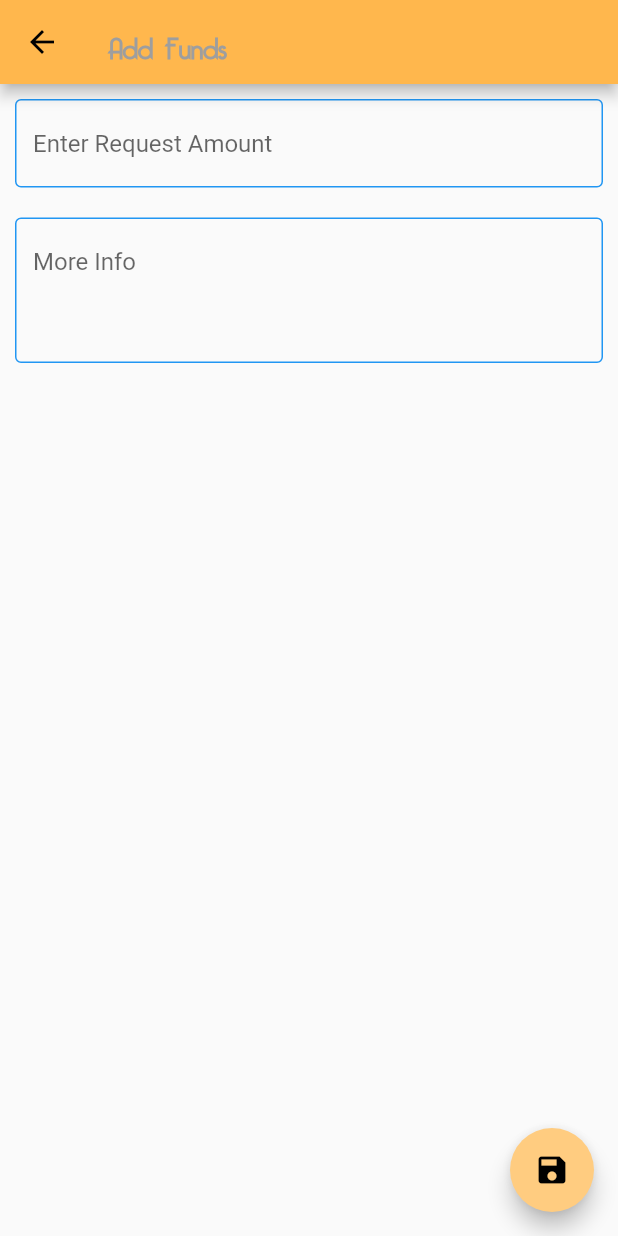
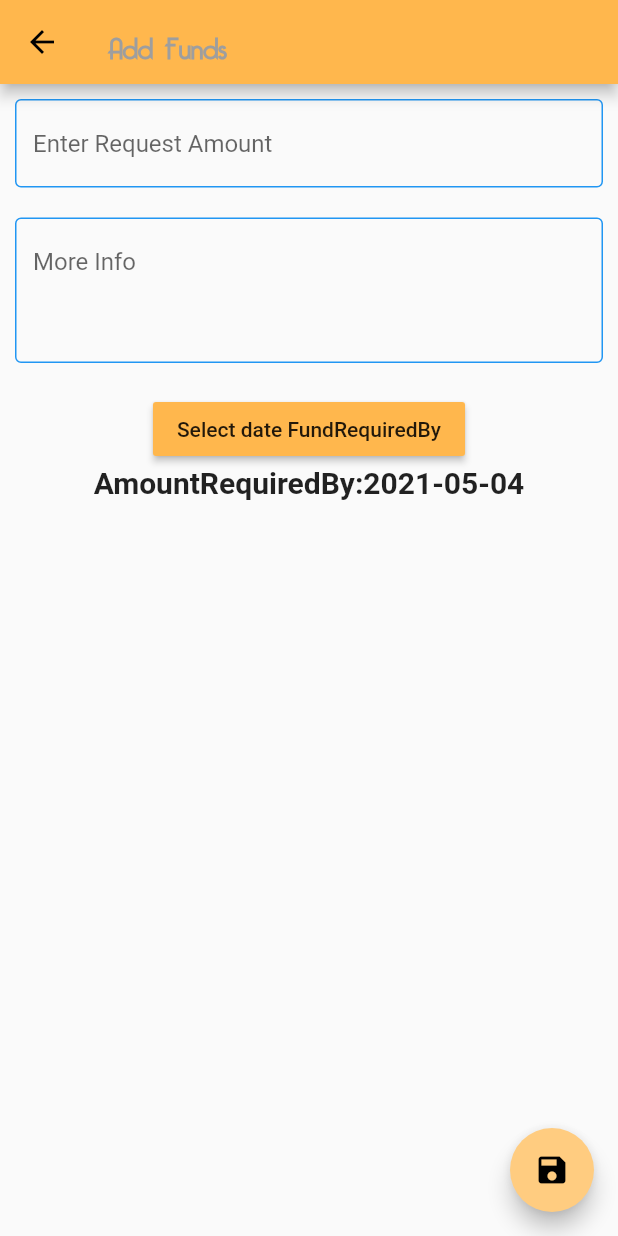
Before and after one commit to SainathChallagundla/eduempowerApp, a Flutter app: the FundRequestPage screen opened directly, on a phone screen of 412 x 824 dp. Run offline on Flutter 3.47's test engine with Material 2 defaults, Android fonts, the phone set to English and light mode, and no system bars; our stand-ins replace connectivity, expandable, file_picker, flutter_secure_storage, shared_preferences, webview_flutter; missing offline and left inert: convex_bottom_navigation; accounts and stored records are empty; network calls fail.

```diff
--- a/lib/beneficiaries/viewBeneficiarie.dart
+++ b/lib/beneficiaries/viewBeneficiarie.dart
@@ -5,6 +5,7 @@ import 'package:flutter/material.dart';
 import 'package:eduempower/helpers/httphelper.dart';
 import 'package:flutter/cupertino.dart';
 import 'package:shared_preferences/shared_preferences.dart';
+import 'package:flutter/foundation.dart' show kIsWeb;
 
 class ViewBeneficiariePage extends StatefulWidget {
   final String id;
@@ -99,7 +100,7 @@ class _ViewBeneficiariePageState extends State<ViewBeneficiariePage> {
           itemCount: beneficiarieDetails?.data?.length ?? 0,
           shrinkWrap: true,
           gridDelegate: new SliverGridDelegateWithFixedCrossAxisCount(
-              crossAxisCount: 1, childAspectRatio: 3.0),
+              crossAxisCount: 1, childAspectRatio: kIsWeb ? 10.0 : 3.0),
           itemBuilder: (BuildContext context, int index) {
             return new GestureDetector(
               child: new Container(
--- a/lib/donarHomePage.dart
+++ b/lib/donarHomePage.dart
@@ -1,6 +1,4 @@
-import 'package:eduempower/beneficiaries/beneficiarie.dart';
 import 'package:eduempower/beneficiaries/documents.dart';
-import 'package:eduempower/beneficiaries/editBeneficiarie.dart';
 import 'package:eduempower/beneficiaries/viewBeneficiarie.dart';
 import 'package:flutter/material.dart';
 import 'package:flutter/cupertino.dart';
--- a/lib/drawer/individual.dart
+++ b/lib/drawer/individual.dart
@@ -39,8 +39,8 @@ class IndividualPageState extends State<IndividualPage> {
 
   void getInit() async {
     SharedPreferences prefs = await SharedPreferences.getInstance();
-    token = await prefs.getString("token");
-    email = await prefs.getString("email");
+    token = prefs.getString("token");
+    email = prefs.getString("email");
     //token = await storage.read(key: "token");
     //email = await storage.read(key: "email");
     var item =
--- a/lib/funds/addfundRequest.dart
+++ b/lib/funds/addfundRequest.dart
@@ -19,6 +19,8 @@ class _FundRequestPageState extends State<FundRequestPage> {
   String beneficiarieID, moreInfo, status, lastUpdated, token;
   num fundRequired;
   final mainKey = GlobalKey<ScaffoldState>();
+  DateTime fundRequiredBy = DateTime.now();
+
   void getInit() async {
     SharedPreferences prefs = await SharedPreferences.getInstance();
     token = prefs.getString("token");
@@ -82,7 +84,21 @@ class _FundRequestPageState extends State<FundRequestPage> {
                             hintText: 'More Info'),
                         onChanged: (text) {
                           moreInfo = text;
-                        })
+                        }),
+                    SizedBox(
+                      height: 20.0,
+                    ),
+                    RaisedButton(
+                      color: Colors.orange[300],
+                      onPressed: () => _selectDate(context),
+                      child: Text('Select date FundRequiredBy'),
+                    ),
+                    Text(
+                      "AmountRequiredBy:${fundRequiredBy.toLocal()}"
+                          .split(' ')[0],
+                      style:
+                          TextStyle(fontSize: 20, fontWeight: FontWeight.bold),
+                    ),
                   ]))),
       floatingActionButtonLocation: FloatingActionButtonLocation.endFloat,
       floatingActionButton: FloatingActionButton(
@@ -93,11 +109,25 @@ class _FundRequestPageState extends State<FundRequestPage> {
     );
   }
 
+  Future<void> _selectDate(BuildContext context) async {
+    final DateTime picked = await showDatePicker(
+        context: context,
+        initialDate: DateTime.now(),
+        firstDate: DateTime(2015, 8),
+        lastDate: DateTime(2101));
+
+    if (picked != null && picked != fundRequiredBy)
+      setState(() {
+        fundRequiredBy = picked;
+      });
+  }
+
   Future<void> onSubmit(BuildContext context) async {
     FundRequest fundRequest = new FundRequest(
       //id: id,
       beneficiarieID: widget.id,
       fundRequired: fundRequired,
+      fundRequiredBy: fundRequiredBy.toString(),
       moreInfo: moreInfo,
       status: "active",
     );
--- a/lib/funds/viewFundDetails.dart
+++ b/lib/funds/viewFundDetails.dart
@@ -3,6 +3,7 @@ import 'package:flutter/material.dart';
 import 'package:flutter/cupertino.dart';
 import 'package:eduempower/helpers/httphelper.dart';
 import 'package:shared_preferences/shared_preferences.dart';
+import 'package:flutter/foundation.dart' show kIsWeb;
 
 class ViewFundDetailsPage extends StatefulWidget {
   final String id;
--- a/lib/funds/viewFundRequests.dart
+++ b/lib/funds/viewFundRequests.dart
@@ -105,7 +105,6 @@ class ViewFundRequestsPageState extends State<ViewFundRequestsPage> {
                               fontSize: 20, fontWeight: FontWeight.bold),
                         ),
                         Text("Info:${fundRequestData[index].moreInfo}"),
-                        Text(fundRequestData[index].id)
                       ],
                     ),
                     IconButton(
--- a/lib/helpers/httphelper.dart
+++ b/lib/helpers/httphelper.dart
@@ -249,7 +249,7 @@ class HttpHelper {
 //192.168.43.176
 class HttpEndPoints {
   static const String BASE_URL = "http://192.168.0.130:50051/";
-  // static const String BASE_URL = "http://10.0.2.2:50051/";
+  //static const String BASE_URL = "http://192.168.43.176:50051/";
 
   static const String SIGN_IN = "v1/public/user/mobile/signin";
   static const String REGISTER = "v1/public/user/register";
@@ -293,7 +293,7 @@ class HttpEndPoints {
 
   static const String GET_FUNDSBYID = "v1/fund/get/";
 
-  static const String GET_SUMMARY = "v1/user/getSummary/";
+  static const String GET_SUMMARY = "v1/user/getSummary";
 
   static const String ADD_FUNDREQUEST = "/v1/benificiare/fundrequest/add";
 
--- a/lib/models/fundRequest.dart
+++ b/lib/models/fundRequest.dart
@@ -2,6 +2,7 @@ class FundRequest {
   final String id;
   final String beneficiarieID;
   final num fundRequired;
+  final String fundRequiredBy;
   final String moreInfo;
   final String lastUpdated;
   final String status;
@@ -10,6 +11,7 @@ class FundRequest {
       {this.id,
       this.beneficiarieID,
       this.fundRequired,
+      this.fundRequiredBy,
       this.moreInfo,
       this.lastUpdated,
       this.status});
@@ -18,6 +20,7 @@ class FundRequest {
     return FundRequest(
         id: json['id'],
         beneficiarieID: json['beneficiarieID'],
+        fundRequiredBy: json["fundRequiredBy"],
         fundRequired: json['fundRequired'],
         moreInfo: json['moreInfo'],
         status: json['status'],
@@ -28,6 +31,7 @@ class FundRequest {
     map["id"] = id;
     map["beneficiarieID"] = beneficiarieID;
     map["fundRequired"] = fundRequired;
+    map["fundRequiredBy"] = fundRequiredBy;
     map["moreInfo"] = moreInfo;
     map["status"] = status;
     map["lastUpdated"] = lastUpdated;
@@ -38,6 +42,7 @@ class FundRequest {
         "id": id,
         "beneficiarieID": beneficiarieID,
         "fundRequired": fundRequired,
+        "fundRequiredBy": fundRequiredBy,
         "moreInfo": moreInfo,
         "status": status,
         "lastUpdated": lastUpdated,
--- a/pubspec.yaml
+++ b/pubspec.yaml
@@ -38,6 +38,8 @@ dependencies:
   url_launcher: ^6.0.3
   convex_bottom_navigation: ^1.1.1
   styled_text: ^2.0.0
+  image_picker: ^0.7.4
+
 
 
 
```
Also changed, not shown: lib/beneficiaries/beneficiarie.dart (+10 -4 lines), lib/beneficiaries/documents.dart (+33 -68 lines), lib/contributorHomePage.dart (+3 -16 lines), lib/donarMainPage.dart (+33 -30 lines), pubspec.lock, 3 other files.
